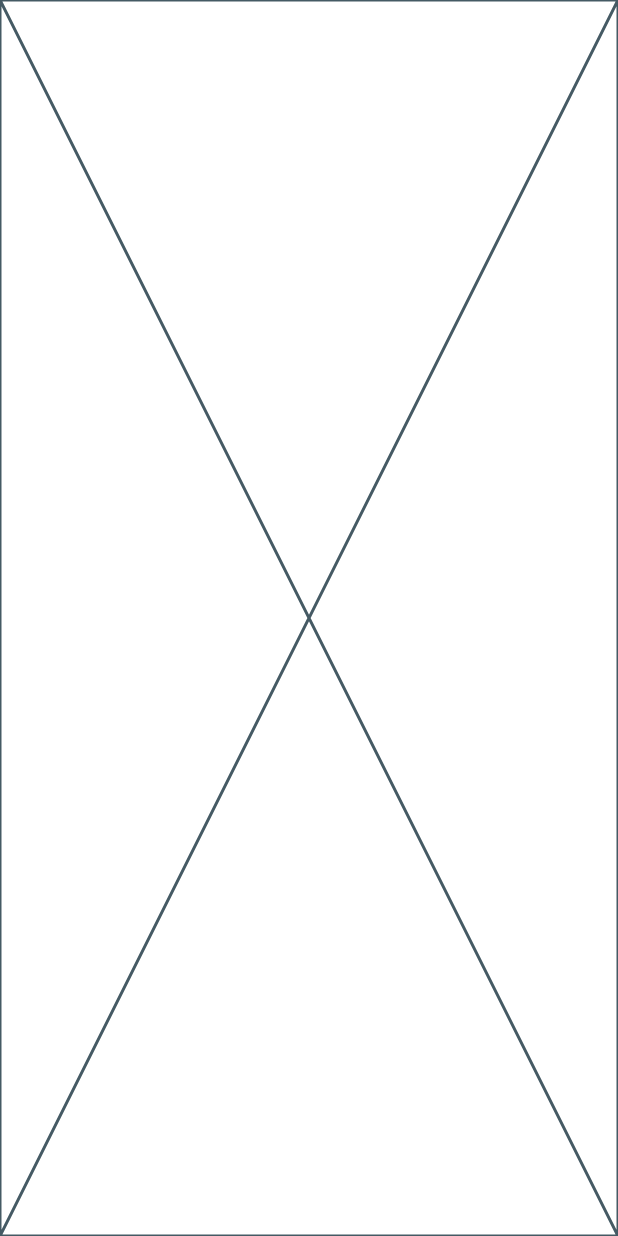
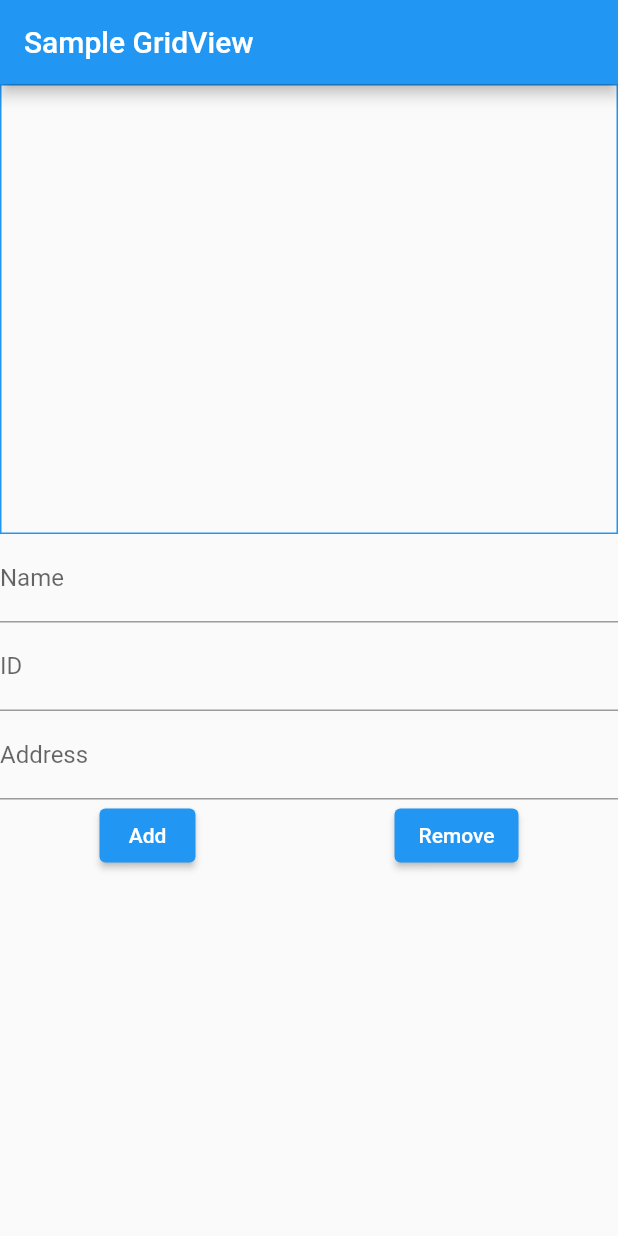
Before and after one commit to nokiddig/Sample, a Flutter app: the screen it shows after launch, on a phone screen of 412 x 824 dp. Run offline on Flutter 3.47's test engine with Material 2 defaults, Android fonts, the phone set to English and light mode, and no system bars.

Commit message:
Fix sample GridView

```diff
--- a/lib/main.dart
+++ b/lib/main.dart
@@ -1,5 +1,5 @@
+import 'package:dynamic_ui/sample_gridview.dart';
 import 'package:flutter/material.dart';
-
 void main() {
   runApp(MyApp());
 }
@@ -17,17 +17,3 @@ class MyApp extends StatelessWidget {
     );
   }
 }
-
-class SampleGridView extends StatefulWidget {
-  const SampleGridView({super.key});
-
-  @override
-  State<SampleGridView> createState() => _SampleGridViewState();
-}
-
-class _SampleGridViewState extends State<SampleGridView> {
-  @override
-  Widget build(BuildContext context) {
-    return const Placeholder();
-  }
-}
--- /dev/null
+++ b/lib/sample_gridview.dart
@@ -0,0 +1,111 @@
+import 'package:flutter/material.dart';
+
+import 'model/student.dart';
+
+
+class SampleGridView extends StatefulWidget {
+  const SampleGridView({super.key});
+
+  @override
+  State<SampleGridView> createState() => _SampleGridViewState();
+}
+class _SampleGridViewState extends State<SampleGridView> {
+  final int _crossAxisCount = 4;
+  List<Student> students = [];
+  TextEditingController nameControl = TextEditingController();
+  TextEditingController idControl = TextEditingController();
+  TextEditingController addressControl = TextEditingController();
+
+  @override
+  Widget build(BuildContext context) {
+    return Scaffold(
+        appBar: AppBar(
+          title: const Text('Sample GridView'),
+        ),
+        body: Column(
+          children: [
+            Container(
+              decoration: BoxDecoration(
+                border: Border.all(color: Colors.blue),
+              ),
+              height: 300,
+              child: GridView.builder(
+                itemCount: students.length,
+                gridDelegate: SliverGridDelegateWithFixedCrossAxisCount(
+                    crossAxisCount: _crossAxisCount
+                ),
+                itemBuilder: (context, index) {
+                  return Container(
+                    decoration: BoxDecoration(
+                      border: Border.all(color: Colors.black),
+                      borderRadius: BorderRadius.circular(10),
+                    ),
+                    padding: const EdgeInsets.all(5),
+                    child: Column(
+                      children: [Image.asset('assets/images/avatar.png',
+                        height: 40,
+                      ),
+                        Text(students[index].name),
+                        Text(students[index].address.toString()),
+                      ],
+                    ),
+                  );
+                },
+              ),
+            ),
+            TextField(
+              decoration: const InputDecoration(
+                  labelText: 'Name',
+                  hintText: 'Le Van Sy',
+                  border: UnderlineInputBorder()
+              ),
+              controller: nameControl,
+            ),
+            TextField(
+              decoration: const InputDecoration(
+                  labelText: 'ID',
+                  hintText: '123456',
+                  border: UnderlineInputBorder()
+              ),
+              controller: idControl,
+            ),
+            TextField(
+              decoration: const InputDecoration(
+                  labelText: 'Address',
+                  hintText: 'HaDong',
+                  border: UnderlineInputBorder()
+              ),
+              controller: addressControl,
+            ),
+            Row(
+              mainAxisAlignment: MainAxisAlignment.spaceAround,
+              children: [
+                ElevatedButton(onPressed: addStudent, child: const Text("Add")),
+                ElevatedButton(onPressed: removeAllStudent, child: const Text("Remove")),
+              ],
+            )
+          ],
+        )
+    );
+  }
+
+  void addStudent(){
+    String name = nameControl.text;
+    String id = idControl.text;
+    String address = addressControl.text;
+    if (name.isNotEmpty && int.tryParse(id)!= null && address.isNotEmpty){
+      setState(() {
+        students.add(Student(name, address, int.tryParse(id)!));
+        nameControl.text = "";
+        idControl.text = "";
+        addressControl.text = "";
+      });
+    }
+  }
+
+  void removeAllStudent(){
+    setState(() {
+      students.clear();
+    });
+  }
+}
--- a/lib/sample_listview.dart
+++ b/lib/sample_listview.dart
@@ -1,4 +1,4 @@
-import 'package:dynamic_ui/student.dart';
+import 'package:dynamic_ui/model/student.dart';
 import 'package:flutter/material.dart';
 
 class SampleListView extends StatefulWidget {
--- a/pubspec.yaml
+++ b/pubspec.yaml
@@ -59,9 +59,8 @@ flutter:
   uses-material-design: true
 
   # To add assets to your application, add an assets section, like this:
-  # assets:
-  #   - images/a_dot_burr.jpeg
-  #   - images/a_dot_ham.jpeg
+  assets:
+    - assets/images/
 
   # An image asset can refer to one or more resolution-specific "variants", see
   # https://flutter.dev/assets-and-images/#resolution-aware
```
Also changed, not shown: assets/images/avatar.png (added), assets/images/avt.png (added), lib/model/student.dart (renamed from lib/student.dart).
